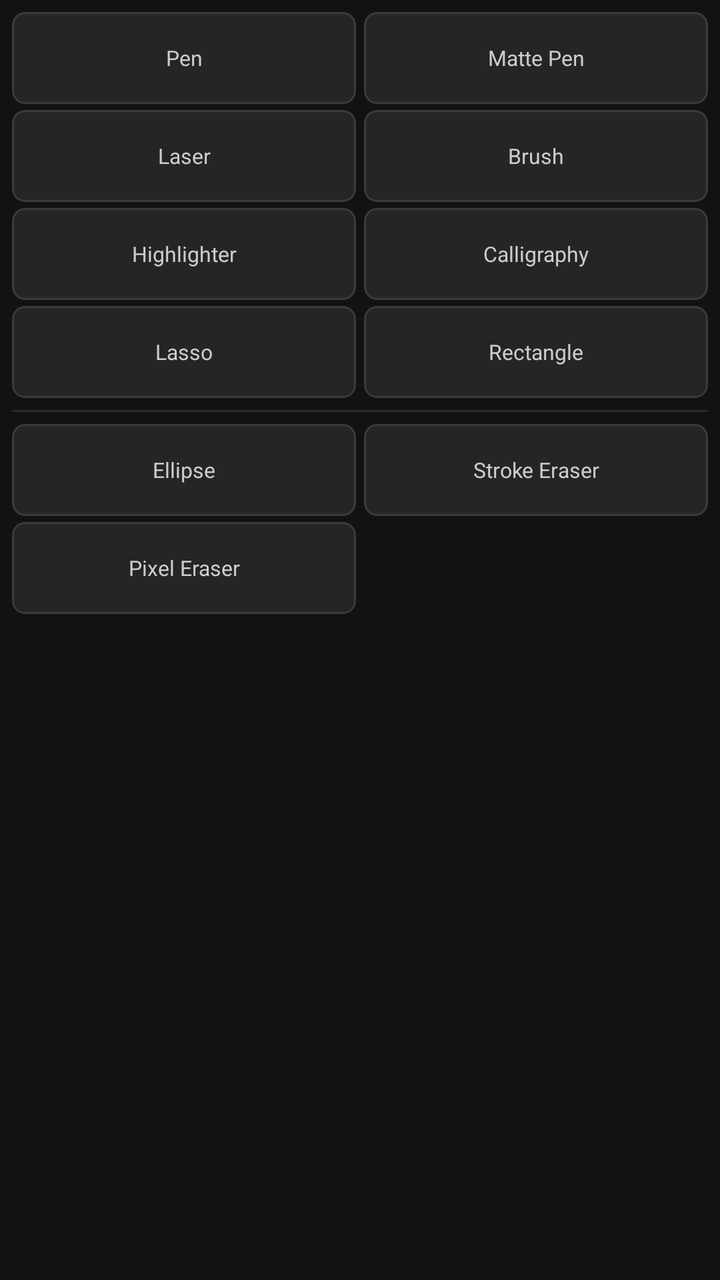
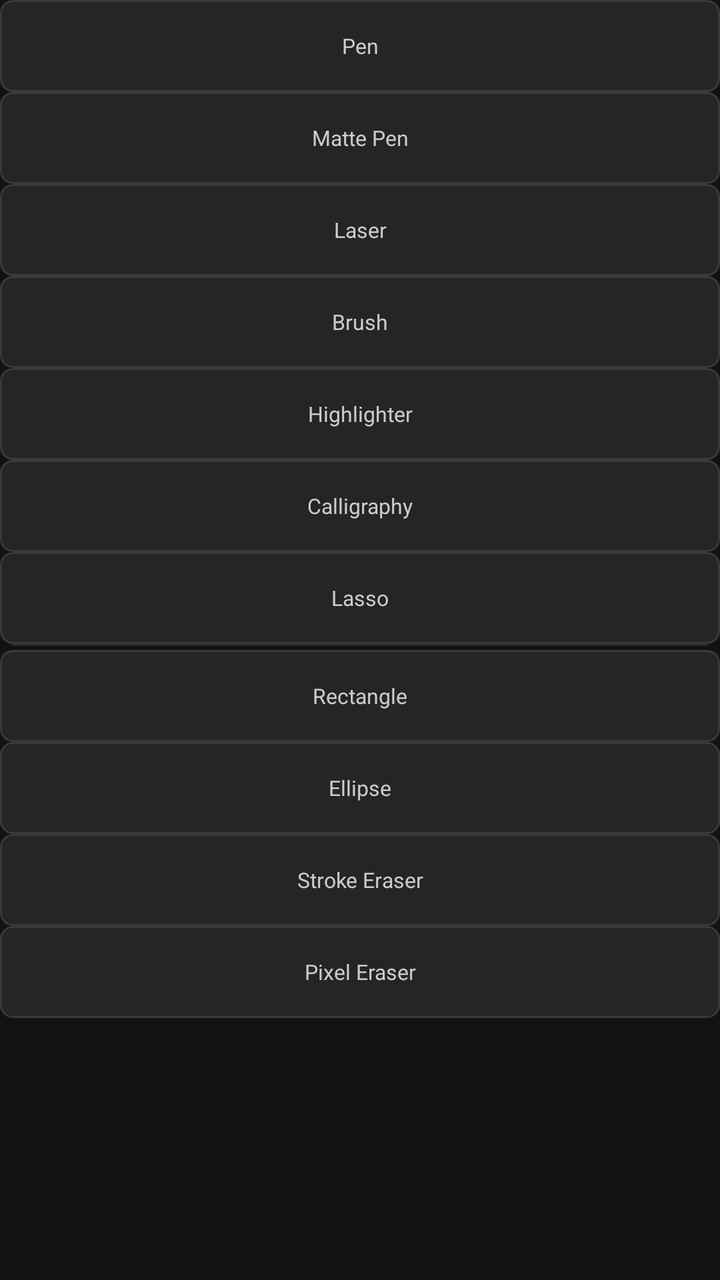

Screens rendered from an Android XML layout before and after an edit, with the pre-edit source and the edit as a unified diff.
<!-- AndroidManifest.xml: application theme Theme.DrawAnywhere -->
<!-- res/layout/panel_tools_page1.xml -->
<?xml version="1.0" encoding="utf-8"?>
<ScrollView
    xmlns:android="http://schemas.android.com/apk/res/android"
    android:layout_width="match_parent"
    android:layout_height="match_parent"
    android:scrollbars="none"
    android:overScrollMode="never">

    <LinearLayout
        android:layout_width="match_parent"
        android:layout_height="wrap_content"
        android:orientation="vertical"
        android:paddingTop="6dp"
        android:paddingBottom="6dp"
        android:paddingStart="6dp"
        android:paddingEnd="6dp">

        <LinearLayout android:layout_width="match_parent" android:layout_height="wrap_content" android:orientation="horizontal" android:layout_marginBottom="3dp">
            <TextView android:id="@+id/tool_pen" style="@style/Widget.DrawAnywhere.ToolRow" android:layout_width="0dp" android:layout_weight="1" android:layout_marginEnd="2dp" android:text="@string/tool_pen"/>
            <TextView android:id="@+id/tool_matte_pen" style="@style/Widget.DrawAnywhere.ToolRow" android:layout_width="0dp" android:layout_weight="1" android:layout_marginStart="2dp" android:text="@string/tool_matte_pen"/>
        </LinearLayout>

        <LinearLayout android:layout_width="match_parent" android:layout_height="wrap_content" android:orientation="horizontal" android:layout_marginBottom="3dp">
            <TextView android:id="@+id/tool_laser" style="@style/Widget.DrawAnywhere.ToolRow" android:layout_width="0dp" android:layout_weight="1" android:layout_marginEnd="2dp" android:text="@string/tool_laser"/>
            <TextView android:id="@+id/tool_brush" style="@style/Widget.DrawAnywhere.ToolRow" android:layout_width="0dp" android:layout_weight="1" android:layout_marginStart="2dp" android:text="@string/tool_brush"/>
        </LinearLayout>

        <LinearLayout android:layout_width="match_parent" android:layout_height="wrap_content" android:orientation="horizontal" android:layout_marginBottom="3dp">
            <TextView android:id="@+id/tool_highlighter" style="@style/Widget.DrawAnywhere.ToolRow" android:layout_width="0dp" android:layout_weight="1" android:layout_marginEnd="2dp" android:text="@string/tool_highlighter"/>
            <TextView android:id="@+id/tool_calligraphy" style="@style/Widget.DrawAnywhere.ToolRow" android:layout_width="0dp" android:layout_weight="1" android:layout_marginStart="2dp" android:text="@string/tool_calligraphy"/>
        </LinearLayout>

        <LinearLayout android:layout_width="match_parent" android:layout_height="wrap_content" android:orientation="horizontal" android:layout_marginBottom="6dp">
            <TextView android:id="@+id/tool_lasso" style="@style/Widget.DrawAnywhere.ToolRow" android:layout_width="0dp" android:layout_weight="1" android:layout_marginEnd="2dp" android:text="@string/tool_lasso"/>
            <TextView android:id="@+id/tool_rectangle" style="@style/Widget.DrawAnywhere.ToolRow" android:layout_width="0dp" android:layout_weight="1" android:layout_marginStart="2dp" android:text="@string/tool_rectangle"/>
        </LinearLayout>

        <View
            android:layout_width="match_parent"
            android:layout_height="1dp"
            android:background="@color/panel_section_divider"
            android:layout_marginBottom="6dp" />

        <LinearLayout android:layout_width="match_parent" android:layout_height="wrap_content" android:orientation="horizontal" android:layout_marginBottom="3dp">
            <TextView android:id="@+id/tool_ellipse" style="@style/Widget.DrawAnywhere.ToolRow" android:layout_width="0dp" android:layout_weight="1" android:layout_marginEnd="2dp" android:text="@string/tool_ellipse"/>
            <TextView android:id="@+id/tool_stroke_eraser" style="@style/Widget.DrawAnywhere.ToolRow" android:layout_width="0dp" android:layout_weight="1" android:layout_marginStart="2dp" android:text="@string/tool_stroke_eraser"/>
        </LinearLayout>

        <LinearLayout android:layout_width="match_parent" android:layout_height="wrap_content" android:orientation="horizontal">
            <TextView android:id="@+id/tool_pixel_eraser" style="@style/Widget.DrawAnywhere.ToolRow" android:layout_width="0dp" android:layout_weight="1" android:layout_marginEnd="2dp" android:text="@string/tool_pixel_eraser"/>
            <View android:layout_width="0dp" android:layout_height="46dp" android:layout_weight="1" android:layout_marginStart="2dp" android:background="@android:color/transparent"/>
        </LinearLayout>

    </LinearLayout>
</ScrollView>
<!-- resources referenced by this layout -->
<resources>
  <color name="panel_section_divider">#FF2A2A2A</color>
  <string name="tool_brush">Brush</string>
  <string name="tool_calligraphy">Calligraphy</string>
  <string name="tool_ellipse">Ellipse</string>
  <string name="tool_highlighter">Highlighter</string>
  <string name="tool_laser">Laser</string>
  <string name="tool_lasso">Lasso</string>
  <string name="tool_matte_pen">Matte Pen</string>
  <string name="tool_pen">Pen</string>
  <string name="tool_pixel_eraser">Pixel Eraser</string>
  <string name="tool_rectangle">Rectangle</string>
  <string name="tool_stroke_eraser">Stroke Eraser</string>
  <style name="Widget.DrawAnywhere.ToolRow" parent="Widget.DrawAnywhere">
          <item name="android:layout_width">match_parent</item>
          <item name="android:layout_height">46dp</item>
          <item name="android:gravity">center</item>
          <item name="android:textSize">10.5sp</item>
          <item name="android:textColor">@color/tool_item_text_default</item>
          <item name="android:background">@drawable/bg_tool_item_default</item>
          <item name="android:fontFamily">sans-serif</item>
      </style>
  <style name="Theme.DrawAnywhere" parent="Theme.MaterialComponents.DayNight.NoActionBar">
          <item name="colorPrimary">@color/colorPrimary</item>
          <item name="colorPrimaryVariant">@color/colorPrimaryVariant</item>
          <item name="colorOnPrimary">@color/colorOnPrimary</item>
          <item name="colorSecondary">@color/colorSecondary</item>
          <item name="colorOnSecondary">@color/colorOnSecondary</item>
          <item name="colorError">@color/colorError</item>
          <item name="colorOnError">@color/colorOnError</item>
          <item name="colorSurface">@color/colorSurface</item>
          <item name="colorOnSurface">@color/colorOnSurface</item>
          <item name="android:colorBackground">@color/colorBackground</item>
          <item name="android:windowBackground">@color/colorBackground</item>
          <item name="android:statusBarColor">@android:color/transparent</item>
          <item name="android:navigationBarColor">@android:color/transparent</item>
          <item name="android:windowDrawsSystemBarBackgrounds">true</item>
      </style>
  <style name="Widget.DrawAnywhere" parent="android:Widget" />
  <color name="tool_item_text_default">#FFCCCCCC</color>
  <!-- drawable bg_tool_item_default (drawable) -->
  <?xml version="1.0" encoding="utf-8"?>
  <shape xmlns:android="http://schemas.android.com/apk/res/android"
      android:shape="rectangle">
  
      <solid android:color="@color/tool_item_default_bg" />
  
      <corners android:radius="6dp" />
  
      <stroke
          android:width="1dp"
          android:color="@color/tool_item_default_border" />
  
  </shape>
  <color name="colorPrimary">#FFB73A3A</color>
  <color name="colorPrimaryVariant">#FF8B0000</color>
  <color name="colorOnPrimary">#FFFFFFFF</color>
  <color name="colorSecondary">#FF444444</color>
  <color name="colorOnSecondary">#FFFFFFFF</color>
  <color name="colorError">#FFCF6679</color>
  <color name="colorOnError">#FF000000</color>
  <color name="colorSurface">#FF1C1C1C</color>
  <color name="colorOnSurface">#FFFFFFFF</color>
  <color name="colorBackground">#FF121212</color>
  <color name="tool_item_default_bg">#FF252525</color>
  <color name="tool_item_default_border">#FF3A3A3A</color>
</resources>

<!-- the commit's change to res/layout/panel_tools_page1.xml (unified diff, before → after) -->
@@ -1,55 +1,29 @@
 <?xml version="1.0" encoding="utf-8"?>
-<ScrollView
+<LinearLayout
     xmlns:android="http://schemas.android.com/apk/res/android"
     android:layout_width="match_parent"
-    android:layout_height="match_parent"
-    android:scrollbars="none"
-    android:overScrollMode="never">
+    android:layout_height="wrap_content"
+    android:orientation="vertical">
 
-    <LinearLayout
+    <TextView android:id="@+id/tool_pen" style="@style/Widget.DrawAnywhere.ToolRow" android:text="@string/tool_pen"/>
+    <TextView android:id="@+id/tool_matte_pen" style="@style/Widget.DrawAnywhere.ToolRow" android:text="@string/tool_matte_pen"/>
+    <TextView android:id="@+id/tool_laser" style="@style/Widget.DrawAnywhere.ToolRow" android:text="@string/tool_laser"/>
+    <TextView android:id="@+id/tool_brush" style="@style/Widget.DrawAnywhere.ToolRow" android:text="@string/tool_brush"/>
+    <TextView android:id="@+id/tool_highlighter" style="@style/Widget.DrawAnywhere.ToolRow" android:text="@string/tool_highlighter"/>
+    <TextView android:id="@+id/tool_calligraphy" style="@style/Widget.DrawAnywhere.ToolRow" android:text="@string/tool_calligraphy"/>
+    <TextView android:id="@+id/tool_lasso" style="@style/Widget.DrawAnywhere.ToolRow" android:text="@string/tool_lasso"/>
+
+    <View
         android:layout_width="match_parent"
-        android:layout_height="wrap_content"
-        android:orientation="vertical"
-        android:paddingTop="6dp"
-        android:paddingBottom="6dp"
-        android:paddingStart="6dp"
-        android:paddingEnd="6dp">
+        android:layout_height="1dp"
+        android:background="@color/panel_section_divider"
+        android:layout_marginStart="6dp"
+        android:layout_marginEnd="6dp"
+        android:layout_marginBottom="2dp" />
 
-        <LinearLayout android:layout_width="match_parent" android:layout_height="wrap_content" android:orientation="horizontal" android:layout_marginBottom="3dp">
-            <TextView android:id="@+id/tool_pen" style="@style/Widget.DrawAnywhere.ToolRow" android:layout_width="0dp" android:layout_weight="1" android:layout_marginEnd="2dp" android:text="@string/tool_pen"/>
-            <TextView android:id="@+id/tool_matte_pen" style="@style/Widget.DrawAnywhere.ToolRow" android:layout_width="0dp" android:layout_weight="1" android:layout_marginStart="2dp" android:text="@string/tool_matte_pen"/>
-        </LinearLayout>
+    <TextView android:id="@+id/tool_rectangle" style="@style/Widget.DrawAnywhere.ToolRow" android:text="@string/tool_rectangle"/>
+    <TextView android:id="@+id/tool_ellipse" style="@style/Widget.DrawAnywhere.ToolRow" android:text="@string/tool_ellipse"/>
+    <TextView android:id="@+id/tool_stroke_eraser" style="@style/Widget.DrawAnywhere.ToolRow" android:text="@string/tool_stroke_eraser"/>
+    <TextView android:id="@+id/tool_pixel_eraser" style="@style/Widget.DrawAnywhere.ToolRow" android:text="@string/tool_pixel_eraser"/>
 
-        <LinearLayout android:layout_width="match_parent" android:layout_height="wrap_content" android:orientation="horizontal" android:layout_marginBottom="3dp">
-            <TextView android:id="@+id/tool_laser" style="@style/Widget.DrawAnywhere.ToolRow" android:layout_width="0dp" android:layout_weight="1" android:layout_marginEnd="2dp" android:text="@string/tool_laser"/>
-            <TextView android:id="@+id/tool_brush" style="@style/Widget.DrawAnywhere.ToolRow" android:layout_width="0dp" android:layout_weight="1" android:layout_marginStart="2dp" android:text="@string/tool_brush"/>
-        </LinearLayout>
-
-        <LinearLayout android:layout_width="match_parent" android:layout_height="wrap_content" android:orientation="horizontal" android:layout_marginBottom="3dp">
-            <TextView android:id="@+id/tool_highlighter" style="@style/Widget.DrawAnywhere.ToolRow" android:layout_width="0dp" android:layout_weight="1" android:layout_marginEnd="2dp" android:text="@string/tool_highlighter"/>
-            <TextView android:id="@+id/tool_calligraphy" style="@style/Widget.DrawAnywhere.ToolRow" android:layout_width="0dp" android:layout_weight="1" android:layout_marginStart="2dp" android:text="@string/tool_calligraphy"/>
-        </LinearLayout>
-
-        <LinearLayout android:layout_width="match_parent" android:layout_height="wrap_content" android:orientation="horizontal" android:layout_marginBottom="6dp">
-            <TextView android:id="@+id/tool_lasso" style="@style/Widget.DrawAnywhere.ToolRow" android:layout_width="0dp" android:layout_weight="1" android:layout_marginEnd="2dp" android:text="@string/tool_lasso"/>
-            <TextView android:id="@+id/tool_rectangle" style="@style/Widget.DrawAnywhere.ToolRow" android:layout_width="0dp" android:layout_weight="1" android:layout_marginStart="2dp" android:text="@string/tool_rectangle"/>
-        </LinearLayout>
-
-        <View
-            android:layout_width="match_parent"
-            android:layout_height="1dp"
-            android:background="@color/panel_section_divider"
-            android:layout_marginBottom="6dp" />
-
-        <LinearLayout android:layout_width="match_parent" android:layout_height="wrap_content" android:orientation="horizontal" android:layout_marginBottom="3dp">
-            <TextView android:id="@+id/tool_ellipse" style="@style/Widget.DrawAnywhere.ToolRow" android:layout_width="0dp" android:layout_weight="1" android:layout_marginEnd="2dp" android:text="@string/tool_ellipse"/>
-            <TextView android:id="@+id/tool_stroke_eraser" style="@style/Widget.DrawAnywhere.ToolRow" android:layout_width="0dp" android:layout_weight="1" android:layout_marginStart="2dp" android:text="@string/tool_stroke_eraser"/>
-        </LinearLayout>
-
-        <LinearLayout android:layout_width="match_parent" android:layout_height="wrap_content" android:orientation="horizontal">
-            <TextView android:id="@+id/tool_pixel_eraser" style="@style/Widget.DrawAnywhere.ToolRow" android:layout_width="0dp" android:layout_weight="1" android:layout_marginEnd="2dp" android:text="@string/tool_pixel_eraser"/>
-            <View android:layout_width="0dp" android:layout_height="46dp" android:layout_weight="1" android:layout_marginStart="2dp" android:background="@android:color/transparent"/>
-        </LinearLayout>
-
-    </LinearLayout>
-</ScrollView>
+</LinearLayout>
